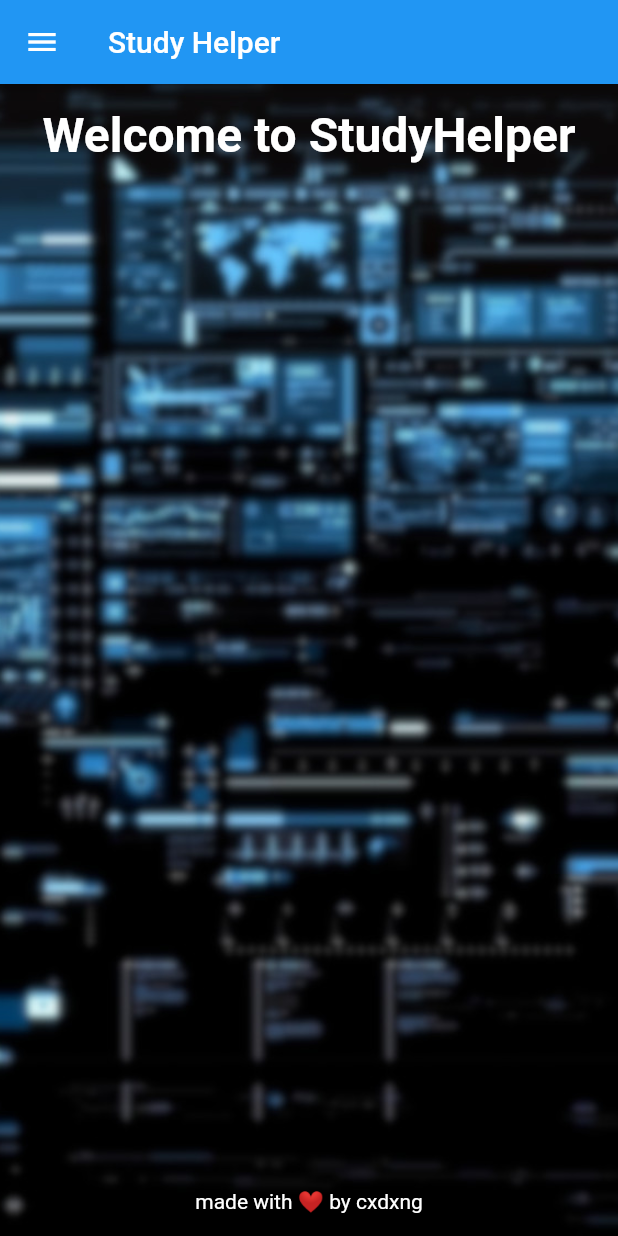
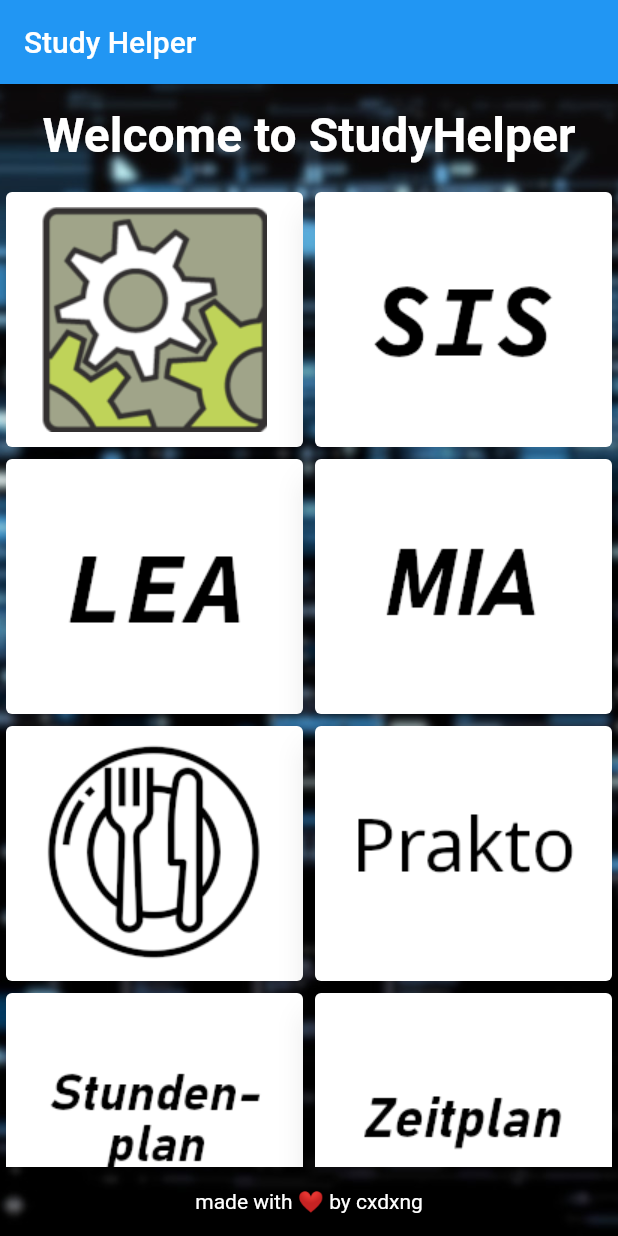
Before and after one commit to cxdxng/studyhelperofficialapp, a Flutter app: the screen it shows after launch, on a phone screen of 412 x 824 dp. Run offline on Flutter 3.47's test engine with Material 2 defaults, Android fonts, the light colour scheme and no system bars.

Commit message:
Added changes

```diff
--- a/lib/main.dart
+++ b/lib/main.dart
@@ -1,13 +1,10 @@
 import 'dart:convert';
-
 import 'package:flutter/material.dart';
-import 'package:studyhelper/Calendar.dart';
-
 import 'package:http/http.dart' as http;
 import 'package:http/http.dart';
 import 'package:intl/intl.dart';
 import 'package:flutter_localizations/flutter_localizations.dart';
-import 'package:studyhelper/Dashboard.dart';
+import 'package:url_launcher/url_launcher.dart';
 
 void main() {
   runApp(MaterialApp(
@@ -15,12 +12,7 @@ void main() {
     supportedLocales: [
       const Locale('de', 'DE'),
     ],
-    initialRoute: "/",
-    routes: {
-      "/": (context) => const Home(),
-      "/overview": (context) => const Overview(),
-      "/dashboard": (context) => Dashboard(),
-    },
+    home: Home(),
   ));
 }
 
@@ -45,6 +37,31 @@ class _HomeState extends State<Home> {
   // Unformatted date for uploading to mysql
   String mysqlDate = "";
 
+  // Images for Cards
+  AssetImage sis = const AssetImage("assets/sis.png");
+  AssetImage horde = const AssetImage("assets/horde.png");
+  AssetImage lea = const AssetImage("assets/lea.png");
+  AssetImage leaIntern = const AssetImage("assets/leaIntern.png");
+  AssetImage miaImg = const AssetImage("assets/mia.png");
+  AssetImage mensaImage = const AssetImage("assets/mensaImage.png");
+  AssetImage praktoImage = const AssetImage("assets/praktoImage.png");
+  AssetImage stundenplan = const AssetImage("assets/stundenplan.png");
+  AssetImage zeitplanImage = const AssetImage("assets/zeitplanImage.png");
+
+  // Links to websites
+  String linkSIS = "https://sis.h-brs.de";
+  String linkHorde = "https://horde.inf.h-brs.de";
+  String linkLea = "https://lea.h-brs.de";
+
+  String miaLink = "https://mia.h-brs.de/";
+  String linkEva = "https://eva.inf.h-brs.de";
+  String linkPrakto = "https://praktomat.inf.h-brs.de/";
+  String stundenplanEva = "https://eva2.inf.h-brs.de/stundenplan/";
+  String zeitplan = "https://horde.inf.h-brs.de/fbz.html";
+
+  String mensa =
+      "https://www.studierendenwerk-bonn.de/essen-trinken/mensen-cafes/mensa-sankt-augustin/";
+
   @override
   void initState() {
     super.initState();
@@ -56,27 +73,6 @@ class _HomeState extends State<Home> {
       child: Scaffold(
         appBar: AppBar(
           title: const Text("Study Helper"),
-        ),
-        drawer: Drawer(
-          child: ListView(
-            children: [
-              DrawerHeader(
-                child: Center(child: makeDarkText("Overview")),
-              ),
-              ListTile(
-                title: const Text("Home"),
-                onTap: () => Navigator.pushNamed(context, "/"),
-              ),
-              ListTile(
-                title: const Text("Calendar"),
-                onTap: () => Navigator.pushNamed(context, "/overview"),
-              ),
-              ListTile(
-                title: const Text("Dashboard"),
-                onTap: () => Navigator.pushNamed(context, "/dashboard"),
-              )
-            ],
-          ),
         ),
         body: Builder(builder: (context) {
           return Container(
@@ -90,6 +86,19 @@ class _HomeState extends State<Home> {
                   Padding(
                     padding: const EdgeInsets.all(15.0),
                     child: makeText("Welcome to StudyHelper"),
+                  ),
+                  Expanded(
+                    child: SingleChildScrollView(
+                      child: Column(
+                        children: [
+                          makeRow(horde, sis, linkHorde, linkSIS),
+                          makeRow(lea, miaImg, linkLea, miaLink),
+                          makeRow(mensaImage, praktoImage, mensa, linkPrakto),
+                          makeRow(stundenplan, zeitplanImage, stundenplanEva,
+                              zeitplan),
+                        ],
+                      ),
+                    ),
                   ),
                   Padding(
                     padding: const EdgeInsets.all(15.0),
@@ -123,3 +132,40 @@ Widget makeDarkText(String data) {
         fontSize: 26, color: Colors.black, fontWeight: FontWeight.bold),
   );
 }
+
+Row makeRow(image1, image2, link1, link2) {
+  return Row(
+    mainAxisSize: MainAxisSize.max,
+    mainAxisAlignment: MainAxisAlignment.spaceEvenly,
+    children: [
+      Expanded(
+        child: InkWell(
+          onTap: () {
+            launchUrl(Uri.parse(link1));
+          },
+          child: Card(
+            elevation: 10,
+            child: Padding(
+              padding: EdgeInsets.all(10),
+              child: Center(child: Image(image: image1)),
+            ),
+          ),
+        ),
+      ),
+      Expanded(
+        child: InkWell(
+          onTap: () {
+            launchUrl(Uri.parse(link2));
+          },
+          child: Card(
+            elevation: 10,
+            child: Padding(
+              padding: EdgeInsets.all(10),
+              child: Center(child: Image(image: image2)),
+            ),
+          ),
+        ),
+      ),
+    ],
+  );
+}
```
Also changed, not shown: lib/Calendar.dart (deleted, +0 -56 lines), lib/Dashboard.dart (deleted, +0 -110 lines), analysis_options.yaml (line endings or trailing spaces), assets/mensaImage.png (added), assets/mia.png (added), assets/praktoImage.png (added), pubspec.lock, pubspec.yaml (line endings or trailing spaces), 76 other files.
